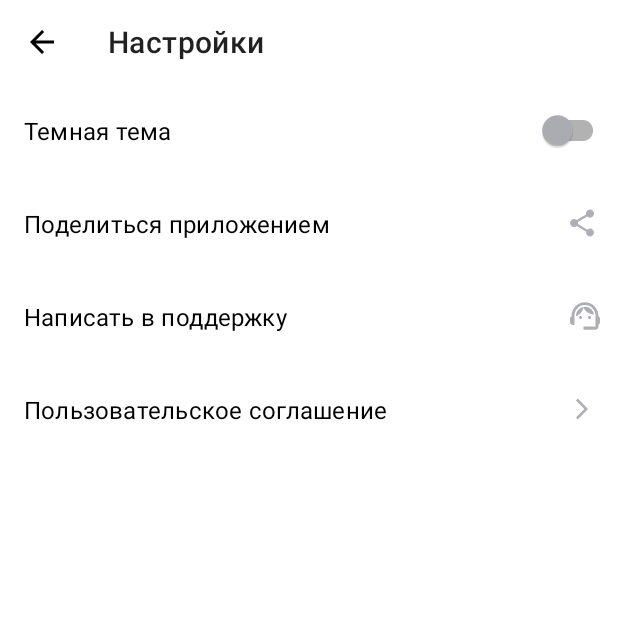
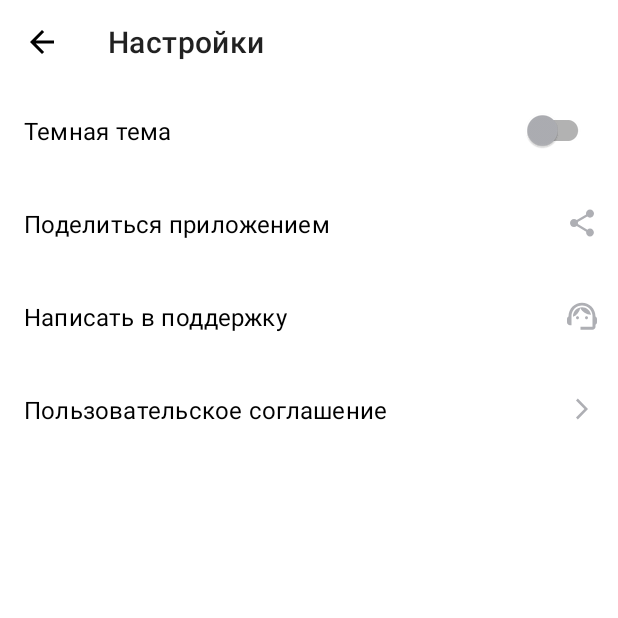
Before and after one commit to smirnovadev/PlaylistMaker, an Android app: the SettingsActivity screen opened directly, with no data from a screen before it, on a phone screen of 412 x 824 dp, the top half of it. Run offline under Robolectric (Android 15) with nearby library versions, the phone set to English and light mode, and no system bars.

Commit message:
1) вынесла строки в ресурсы 2) исправила обработчик нажатия назад 3) пофиксила темную тему

```diff
--- a/app/build.gradle
+++ b/app/build.gradle
@@ -36,6 +36,7 @@ android {
 }
 
 dependencies {
+    implementation 'com.google.android.material:material:1.10.0'
 
     implementation 'androidx.core:core-ktx:1.8.0'
     implementation 'androidx.appcompat:appcompat:1.6.1'
--- a/app/src/main/AndroidManifest.xml
+++ b/app/src/main/AndroidManifest.xml
@@ -23,6 +23,7 @@
             android:exported="false" />
         <activity
             android:name=".MainActivity"
+            android:theme="@style/Theme.PlaylistMaker.MainScreen"
             android:exported="true">
             <intent-filter>
                 <action android:name="android.intent.action.MAIN" />
--- a/app/src/main/java/com/example/playlistmaker/SearchActivity.kt
+++ b/app/src/main/java/com/example/playlistmaker/SearchActivity.kt
@@ -1,7 +1,6 @@
 package com.example.playlistmaker
 
 import android.content.Context
-import android.content.Intent
 import android.os.Bundle
 import android.text.Editable
 import android.view.View
@@ -27,8 +26,7 @@ class SearchActivity : AppCompatActivity() {
 
         val toolbar = binding.toolbar
         toolbar.setNavigationOnClickListener {
-            val intent = Intent(this, MainActivity::class.java)
-            startActivity(intent)
+            finish()
         }
 
         editText.addTextChangedListener(
--- a/app/src/main/res/drawable/baseline_close_24.xml
+++ /dev/null
@@ -1,5 +0,0 @@
-<vector android:height="24dp" android:tint="#000000"
-    android:viewportHeight="24" android:viewportWidth="24"
-    android:width="24dp" xmlns:android="http://schemas.android.com/apk/res/android">
-    <path android:fillColor="@android:color/white" android:pathData="M19,6.41L17.59,5 12,10.59 6.41,5 5,6.41 10.59,12 5,17.59 6.41,19 12,13.41 17.59,19 19,17.59 13.41,12z"/>
-</vector>
--- a/app/src/main/res/drawable/ic_support.xml
+++ b/app/src/main/res/drawable/ic_support.xml
@@ -1,18 +1,18 @@
 <vector xmlns:android="http://schemas.android.com/apk/res/android"
-    android:width="20dp"
-    android:height="19dp"
-    android:viewportWidth="20"
-    android:viewportHeight="19">
+    android:width="24dp"
+    android:height="24dp"
+    android:viewportWidth="24"
+    android:viewportHeight="24">
   <path
-      android:pathData="M19,9.32C19,3.83 14.74,0.1 10,0.1C5.31,0.1 1,3.75 1,9.38C0.4,9.72 0,10.36 0,11.1V13.1C0,14.2 0.9,15.1 2,15.1H3V9C3,5.13 6.13,2 10,2C13.87,2 17,5.13 17,9V16.1H9V18.1H17C18.1,18.1 19,17.2 19,16.1V14.88C19.59,14.57 20,13.96 20,13.24V10.94C20,10.24 19.59,9.63 19,9.32Z"
+      android:pathData="M21,12.32C21,6.83 16.74,3.1 12,3.1C7.31,3.1 3,6.75 3,12.38C2.4,12.72 2,13.36 2,14.1V16.1C2,17.2 2.9,18.1 4,18.1H5V12C5,8.13 8.13,5 12,5C15.87,5 19,8.13 19,12V19.1H11V21.1H19C20.1,21.1 21,20.2 21,19.1V17.88C21.59,17.57 22,16.96 22,16.24V13.94C22,13.24 21.59,12.63 21,12.32Z"
       android:fillColor="#AEAFB4"/>
   <path
-      android:pathData="M7,11.1C7.552,11.1 8,10.652 8,10.1C8,9.548 7.552,9.1 7,9.1C6.448,9.1 6,9.548 6,10.1C6,10.652 6.448,11.1 7,11.1Z"
+      android:pathData="M9,14.1C9.552,14.1 10,13.652 10,13.1C10,12.548 9.552,12.1 9,12.1C8.448,12.1 8,12.548 8,13.1C8,13.652 8.448,14.1 9,14.1Z"
       android:fillColor="#AEAFB4"/>
   <path
-      android:pathData="M13,11.1C13.552,11.1 14,10.652 14,10.1C14,9.548 13.552,9.1 13,9.1C12.448,9.1 12,9.548 12,10.1C12,10.652 12.448,11.1 13,11.1Z"
+      android:pathData="M15,14.1C15.552,14.1 16,13.652 16,13.1C16,12.548 15.552,12.1 15,12.1C14.448,12.1 14,12.548 14,13.1C14,13.652 14.448,14.1 15,14.1Z"
       android:fillColor="#AEAFB4"/>
   <path
-      android:pathData="M16,8.13C15.52,5.28 13.04,3.1 10.05,3.1C7.02,3.1 3.76,5.61 4.02,9.55C6.49,8.54 8.35,6.34 8.88,3.66C10.19,6.29 12.88,8.1 16,8.13Z"
+      android:pathData="M18,11.13C17.52,8.28 15.04,6.1 12.05,6.1C9.02,6.1 5.76,8.61 6.02,12.55C8.49,11.54 10.35,9.34 10.88,6.66C12.19,9.29 14.88,11.1 18,11.13Z"
       android:fillColor="#AEAFB4"/>
 </vector>
--- a/app/src/main/res/layout/activity_settings.xml
+++ b/app/src/main/res/layout/activity_settings.xml
@@ -1,38 +1,26 @@
 <?xml version="1.0" encoding="utf-8"?>
 <LinearLayout xmlns:android="http://schemas.android.com/apk/res/android"
+    xmlns:app="http://schemas.android.com/apk/res-auto"
     xmlns:tools="http://schemas.android.com/tools"
     android:layout_width="match_parent"
     android:layout_height="match_parent"
-    xmlns:app="http://schemas.android.com/apk/res-auto"
     android:orientation="vertical">
 
     <androidx.appcompat.widget.Toolbar
         android:id="@+id/toolbar"
         android:layout_width="match_parent"
+        android:layout_height="wrap_content"
+        app:navigationIcon="@drawable/ic_back"
         app:title="@string/setting"
-        app:navigationIcon="@drawable/ic_back"
+        tools:context=".SettingsActivity" />
+
+    <androidx.appcompat.widget.SwitchCompat
+        style="@style/TextSettingStyle"
+        android:layout_width="match_parent"
         android:layout_height="wrap_content"
-        tools:context=".SettingsActivity"/>
-
-    <FrameLayout
-        android:layout_width="match_parent"
-        android:layout_height="wrap_content">
-
-        <TextView
-            style="@style/TextSettingStyle"
-            android:layout_width="wrap_content"
-            android:layout_height="wrap_content"
-            android:text="@string/dark_theme" />
-
-        <androidx.appcompat.widget.SwitchCompat
-            android:layout_width="wrap_content"
-            android:layout_height="match_parent"
-            android:layout_gravity="end|center_vertical"
-            android:paddingHorizontal="6dp"
-            app:thumbTint="?attr/colorOnSecondary"
-            />
-
-    </FrameLayout>
+        android:layout_gravity="end|center_vertical"
+        android:text="@string/dark_theme"
+        app:thumbTint="?attr/colorOnSecondary" />
 
     <FrameLayout
         android:layout_width="match_parent"
@@ -85,5 +73,4 @@
             android:src="@drawable/ic_next" />
     </FrameLayout>
 
-
 </LinearLayout>
--- /dev/null
+++ b/app/src/main/res/values-night/colors.xml
@@ -0,0 +1,11 @@
+<?xml version="1.0" encoding="utf-8"?>
+<resources>
+    <color name="colorSearchBackground">@color/white</color>
+    <color name="colorOnBackground">@color/white</color>
+    <color name="colorPrimary">@color/black</color>
+    <color name="colorPrimaryVariant">@color/black</color>
+    <color name="colorOnPrimary">@color/white</color>
+    <color name="colorSecondary">@color/white</color>
+    <color name="colorSecondaryVariant">@color/black</color>
+    <color name="colorOnSecondary">@color/sky_blue</color>
+</resources>
--- a/app/src/main/res/values-night/themes.xml
+++ /dev/null
@@ -1,14 +0,0 @@
-<resources>
-    <!-- Base application theme. -->
-    <style name="Base.Theme.PlaylistMaker" parent="Theme.MaterialComponents.DayNight.NoActionBar">
-    </style>
-    <style name="Theme.PlaylistMaker" parent="Base.Theme.PlaylistMaker">
-        <item name="colorPrimary">@color/black</item>
-        <item name="colorPrimaryVariant">@color/black</item>
-        <item name="colorOnPrimary">@color/white</item>
-        <item name="colorSecondary">@color/white</item>
-        <item name="colorSecondaryVariant">@color/black</item>-->
-        <item name="colorOnSecondary">@color/sky_blue</item>
-        <item name="android:background">?attr/colorPrimary</item>
-    </style>
-</resources>
--- a/app/src/main/res/values/colors.xml
+++ b/app/src/main/res/values/colors.xml
@@ -5,6 +5,17 @@
     <color name="sky_blue">#3772E7</color>
     <color name="gray">#AEAFB4</color>
     <color name="transparent">#00000000</color>
-    <color name="search_text_gray">#AEAFB4</color>
+    <color name="searchTextGray">#AEAFB4</color>
+    <color name="light_gray">#E6E8EB</color>
+
+    <color name="colorSearchBackground">@color/light_gray</color>
+
+    <color name="colorPrimary">@color/white</color>
+    <color name="colorPrimaryVariant">@color/sky_blue</color>
+    <color name="colorOnPrimary">@color/black</color>
+    <color name="colorSecondary">@color/gray</color>
+    <color name="colorSecondaryVariant">@color/searchTextGray</color>
+    <color name="colorOnSecondary">@color/gray</color>
+    <color name="colorOnBackground">@color/light_gray</color>
 
 </resources>
--- a/app/src/main/res/values/strings.xml
+++ b/app/src/main/res/values/strings.xml
@@ -14,4 +14,7 @@
     <string name="license_agreement_content_desc">license agreement</string>
     <string name="offer">https://practicum.yandex.ru/profile/android-developer/</string>
     <string name="clear_text">clear Text</string>
+    <string name="message_to_developers">Спасибо разработчикам и разработчицам за крутое приложение!</string>
+    <string name="letter_subject">Сообщение разработчикам и разработчицам за крутое приложение!</string>
+    <string name="link_to_offer">https://yandex.ru/legal/practicum_offer/</string>
 </resources>
--- a/app/src/main/res/values/styles.xml
+++ b/app/src/main/res/values/styles.xml
@@ -2,9 +2,6 @@
 <resources>
 
     <style name="ButtonStyle" parent="Widget.MaterialComponents.Button.UnelevatedButton">
-        <item name="android:layout_width">match_parent</item>
-    o    <item name="android:layout_height">wrap_content</item>
-        <item name="android:layout_weight">1</item>
         <item name="backgroundTint">@color/white</item>
         <item name="android:fontFamily">@font/ys_display_medium</item>
         <item name="android:textColor">@color/black</item>
@@ -21,8 +18,7 @@
 
     <style name="TextSettingStyle">
         <item name="android:letterSpacing">0.01</item>
-        <item name="android:paddingHorizontal">@dimen/padding_horizontal__settings_menu_option
-        </item>
+        <item name="android:paddingHorizontal">@dimen/padding_horizontal__settings_menu_option</item>
         <item name="android:paddingVertical">@dimen/padding_vertical__settings_menu_option</item>
         <item name="textAllCaps">false</item>
         <item name="android:textColor">?attr/colorOnPrimary</item>
--- a/app/src/main/res/values/themes.xml
+++ b/app/src/main/res/values/themes.xml
@@ -4,16 +4,17 @@
 
     </style>
     <style name="Theme.PlaylistMaker" parent="Base.Theme.PlaylistMaker">
-        <item name="colorPrimary">@color/white</item>
-        <item name="colorPrimaryVariant">@color/sky_blue</item>
-        <item name="colorOnPrimary">@color/black</item>
-         <item name="colorSecondary">@color/gray</item>
-        <item name="colorSecondaryVariant">@color/search_text_gray</item>
-        <item name="colorOnSecondary">@color/gray</item>-->
-        <item name="android:background">?attr/colorPrimary</item>
+        <item name="colorPrimary">@color/colorPrimary</item>
+        <item name="colorPrimaryVariant">@color/colorPrimaryVariant</item>
+        <item name="colorOnPrimary">@color/colorOnPrimary</item>
+        <item name="colorSecondary">@color/colorSecondary</item>
+        <item name="colorSecondaryVariant">@color/colorSecondaryVariant</item>
+        <item name="colorOnSecondary">@color/colorOnSecondary</item>
+        <item name="colorOnBackground">@color/colorOnBackground</item>
+        <item name="android:windowBackground">?attr/colorPrimary</item>
     </style>
 
     <style name="Theme.PlaylistMaker.MainScreen">
-        <item name="android:background">?attr/colorPrimaryVariant</item>
+        <item name="android:windowBackground">?attr/colorPrimaryVariant</item>
     </style>
 </resources>
```
Also changed, not shown: app/src/main/java/com/example/playlistmaker/SettingsActivity.kt (+4 -5 lines), app/src/main/res/drawable/ic_close_24.xml (added, +10 -0 lines), app/src/main/res/drawable/ic_search_16.xml (+5 -5 lines), app/src/main/res/drawable/x_base_search.xml (+8 -12 lines), app/src/main/res/layout/activity_main.xml (+10 -3 lines), app/src/main/res/layout/activity_search.xml (+12 -11 lines), 1 other file.
